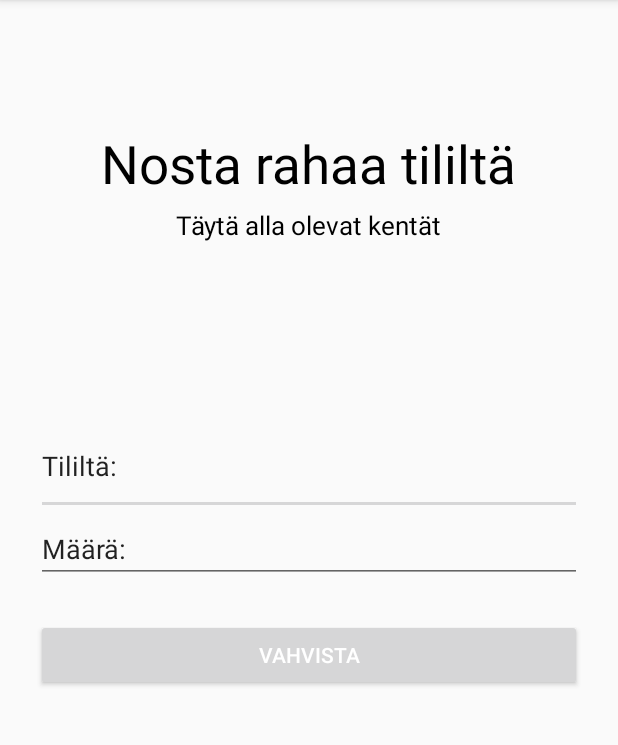
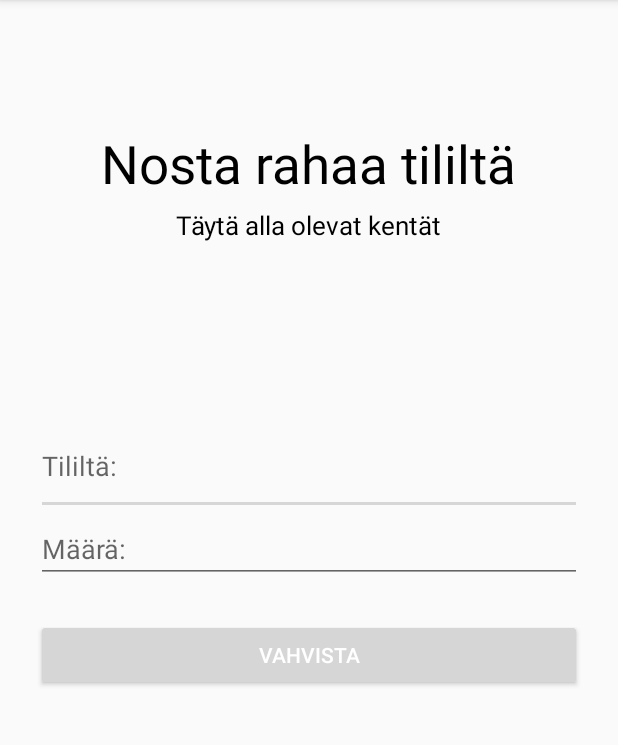
Before and after one commit to janettapcs/harjoitustyo, an Android app: the DecMoneyActivity screen opened directly, with no data from a screen before it, on a phone screen of 412 x 824 dp, the part 84-829 px from its top. Run offline under Robolectric (Android 15) with nearby library versions, the phone set to English and light mode, and no system bars.

Commit message:
Activities added.

```diff
--- a/app/src/main/java/com/example/harjoitustyo/AddMoneyActivity.java
+++ b/app/src/main/java/com/example/harjoitustyo/AddMoneyActivity.java
@@ -2,6 +2,7 @@ package com.example.harjoitustyo;
 
 import androidx.appcompat.app.AppCompatActivity;
 
+import android.content.Intent;
 import android.os.Bundle;
 import android.view.View;
 import android.widget.EditText;
@@ -29,6 +30,7 @@ public class AddMoneyActivity extends AppCompatActivity {
         String messageText = message.getText().toString();
 
         Bank.getInstance().addMoney(targetText, quantityText, messageText);
+        startActivity(new Intent(AddMoneyActivity.this, MainActivity.class));
 
     }
 }
--- a/app/src/main/java/com/example/harjoitustyo/DecMoneyActivity.java
+++ b/app/src/main/java/com/example/harjoitustyo/DecMoneyActivity.java
@@ -2,13 +2,35 @@ package com.example.harjoitustyo;
 
 import androidx.appcompat.app.AppCompatActivity;
 
+import android.content.Intent;
 import android.os.Bundle;
+import android.view.View;
+import android.widget.EditText;
 
 public class DecMoneyActivity extends AppCompatActivity {
+
+    EditText target;
+    EditText quantity;
+
 
     @Override
     protected void onCreate(Bundle savedInstanceState) {
         super.onCreate(savedInstanceState);
         setContentView(R.layout.activity_dec_money);
+
+        target = findViewById(R.id.client);
+        quantity = findViewById(R.id.amount);
+    }
+
+    public void decMoney(View v){
+        System.out.println("decmoney");
+        String targetText = target.getText().toString();
+        String quantityText = quantity.getText().toString();
+
+        Bank.getInstance().decMoney(targetText, quantityText);
+
+        startActivity(new Intent(DecMoneyActivity.this, MainActivity.class));
+
+
     }
 }
--- a/app/src/main/res/layout/activity_add_money.xml
+++ b/app/src/main/res/layout/activity_add_money.xml
@@ -54,7 +54,7 @@
                     android:layout_height="65dp"
                     android:ems="10"
                     android:inputType="text"
-                    android:text="Tilille:" />
+                    android:hint="Tilille:" />
 
 
                 <EditText
@@ -63,7 +63,7 @@
                     android:layout_height="wrap_content"
                     android:ems="10"
                     android:inputType="text"
-                    android:text="Määrä:" />
+                    android:hint="Määrä:" />
 
                 <EditText
                     android:id="@+id/message"
@@ -71,7 +71,7 @@
                     android:layout_height="wrap_content"
                     android:ems="10"
                     android:inputType="text"
-                    android:text="Viesti:" />
+                    android:hint="Viesti:" />
 
 
                 <Button
--- a/app/src/main/res/layout/activity_create_account.xml
+++ b/app/src/main/res/layout/activity_create_account.xml
@@ -54,7 +54,8 @@
                 android:layout_height="wrap_content"
                 android:ems="10"
                 android:inputType="text"
-                android:text="Tilinumero:" />
+                android:hint="Tilinumero:"
+                android:imeOptions="actionDone"/>
 
 
             <EditText
@@ -63,7 +64,7 @@
                 android:layout_height="wrap_content"
                 android:ems="10"
                 android:inputType="text"
-                android:text="Maksuraja:" />
+                android:hint="Maksuraja:" />
 
 
             <Button
--- a/app/src/main/res/layout/activity_dec_money.xml
+++ b/app/src/main/res/layout/activity_dec_money.xml
@@ -45,22 +45,26 @@
                 android:paddingRight="24dp">
 
                 <EditText
+                    android:id="@+id/client"
                     android:layout_width="match_parent"
                     android:layout_height="65dp"
                     android:ems="10"
                     android:inputType="text"
-                    android:text="Tililtä:" />
+                    android:hint="Tililtä:" />
 
 
                 <EditText
+                    android:id="@+id/amount"
                     android:layout_width="match_parent"
                     android:layout_height="wrap_content"
                     android:ems="10"
                     android:inputType="text"
-                    android:text="Määrä:" />
+                    android:hint="Määrä:" />
 
 
                 <Button
+                    android:id="@+id/click"
+                    android:onClick="decMoney"
                     android:layout_width="match_parent"
                     android:layout_height="wrap_content"
                     android:layout_marginTop="24dp"
--- a/app/src/main/res/layout/activity_transfer_money.xml
+++ b/app/src/main/res/layout/activity_transfer_money.xml
@@ -48,21 +48,21 @@
             android:layout_height="wrap_content"
             android:ems="10"
             android:inputType="text"
-            android:text="Nimi:" />
+            android:hint="Nimi:" />
 
         <EditText
             android:layout_width="match_parent"
             android:layout_height="wrap_content"
             android:ems="10"
             android:inputType="text"
-            android:text="Tilinumero:" />
+            android:hint="Tilinumero:" />
 
         <EditText
             android:layout_width="match_parent"
             android:layout_height="wrap_content"
             android:ems="10"
             android:inputType="text"
-            android:text="Määrä:" />
+            android:hint="Määrä:" />
 
         <Button
             android:layout_width="match_parent"
```
Also changed, not shown: app/src/main/java/com/example/harjoitustyo/Bank.java (+31 -1 lines), app/src/main/res/layout/activity_account_details.xml (+4 -4 lines).
